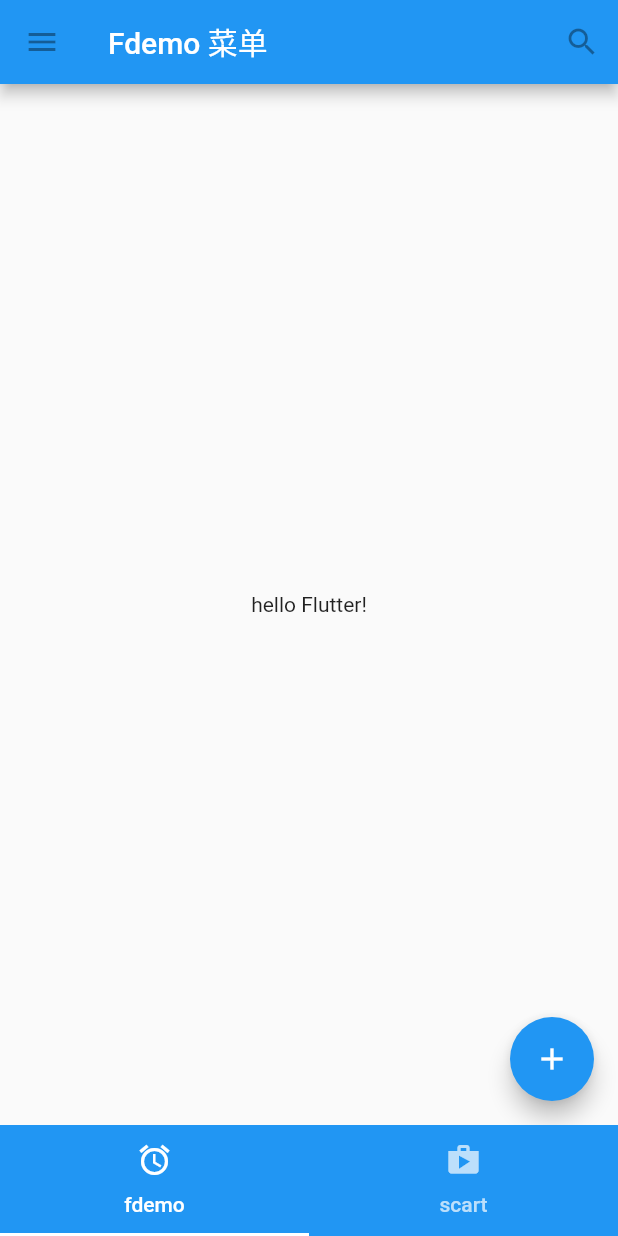
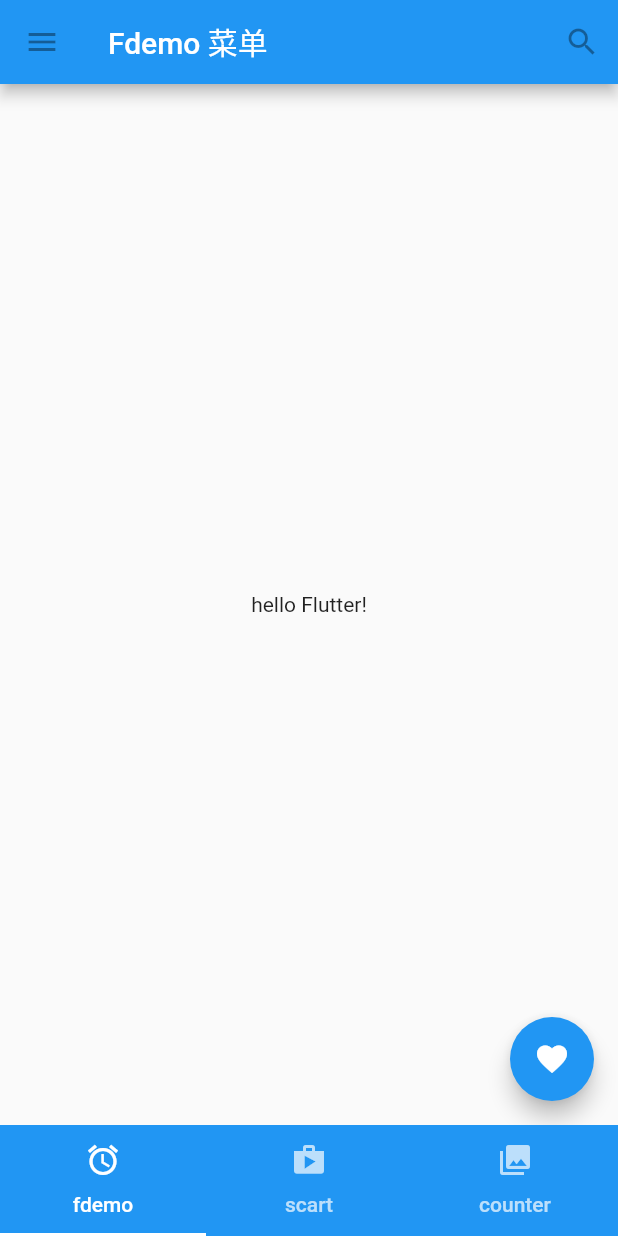
Before and after one commit to Rawcloud/flutter_app_learn, a Flutter app: the screen it shows after launch, on a phone screen of 412 x 824 dp. Run offline on Flutter 3.47's test engine with Material 2 defaults, Android fonts, the phone set to English and light mode, and no system bars.

```diff
--- a/lib/main.dart
+++ b/lib/main.dart
@@ -2,6 +2,7 @@ import 'package:flutter/material.dart';
 import 'package:flutter_app_learn/views/Fdemo.dart';
 import 'package:flutter_app_learn/views/ShoppingList.dart';
 import 'package:flutter_app_learn/components/ShoppingListItem.dart';
+import 'package:flutter_app_learn/views/counter.dart';
 void main() => runApp(new MyApp());
 
 class MyApp extends StatelessWidget {
@@ -32,8 +33,9 @@ class _MyHomePageState extends State<MyHomePage> with SingleTickerProviderStateM
   TabController controller;
 
   @override
+  // ignore: must_call_super
   void initState() {
-    controller = new TabController(length: 2, vsync: this);
+    controller = new TabController(length: 3, vsync: this);
   }
 
   @override
@@ -50,6 +52,7 @@ class _MyHomePageState extends State<MyHomePage> with SingleTickerProviderStateM
           children: [
             new Fdemo(),
             new ShoppingList(products: _kProducts),
+            new Counter(),
           ]
       ),
       bottomNavigationBar: new Material(
@@ -59,6 +62,7 @@ class _MyHomePageState extends State<MyHomePage> with SingleTickerProviderStateM
             tabs: [
               new Tab(text: 'fdemo',icon: new Icon(Icons.alarm),),
               new Tab(text: 'scart',icon: new Icon(Icons.shop),),
+              new Tab(text: 'counter',icon: new Icon(Icons.collections),)
             ]
         ),
       ),
--- a/lib/views/Fdemo.dart
+++ b/lib/views/Fdemo.dart
@@ -23,7 +23,7 @@ class FdemoState extends State<Fdemo> {
       ),
       floatingActionButton: new FloatingActionButton(
           onPressed: null,
-          child: new Icon(Icons.add),
+          child: new Icon(Icons.favorite),
         tooltip: '增加',
       ),
     );
```
Also changed, not shown: lib/views/counter.dart (added, +34 -0 lines).
